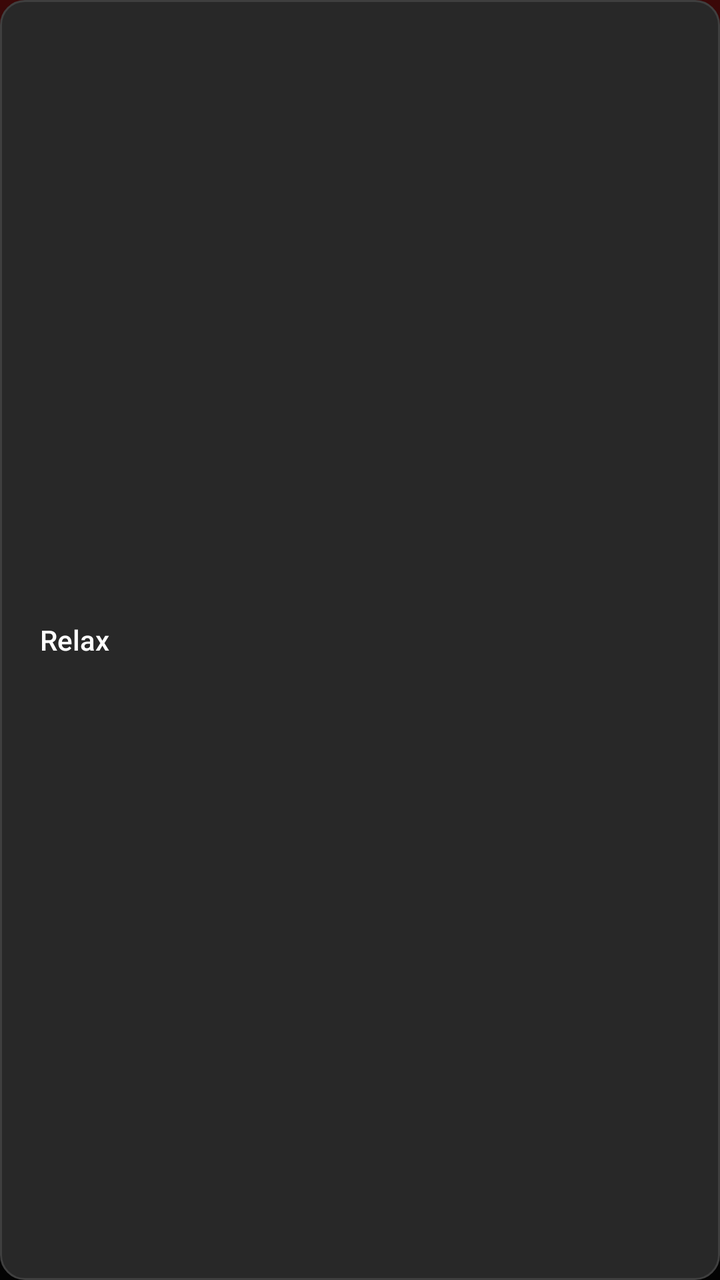
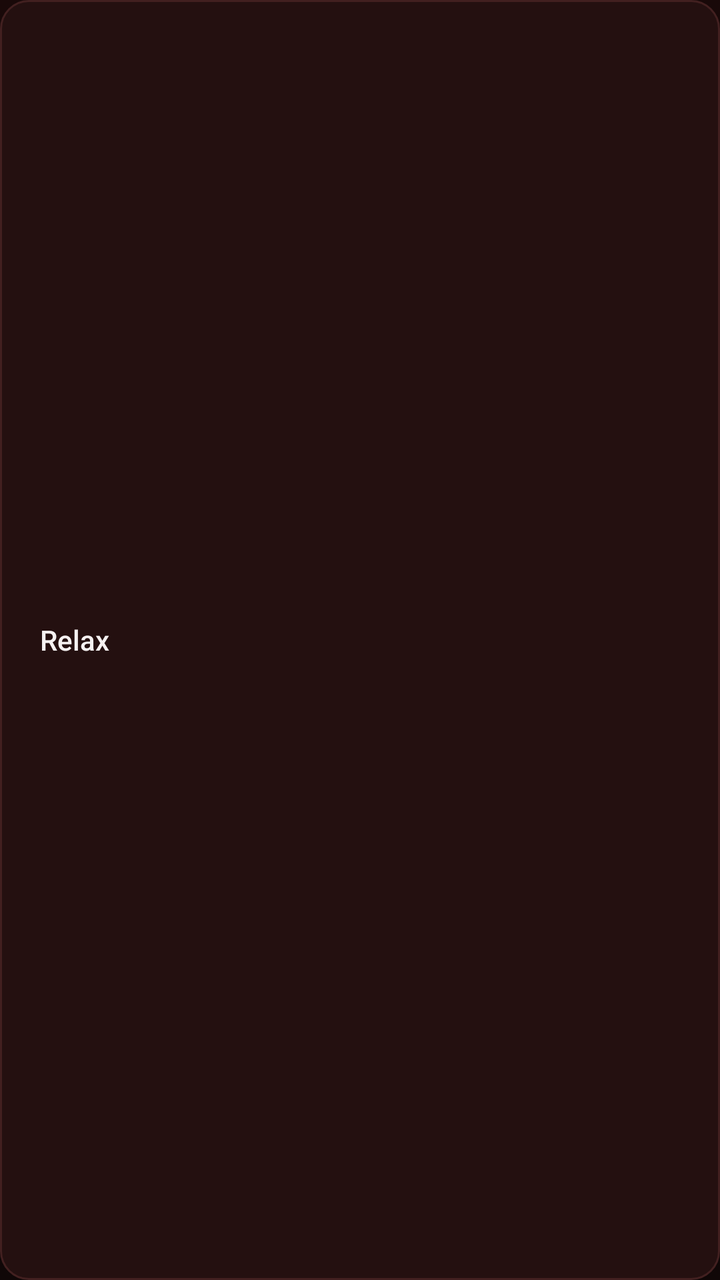

Screens rendered from an Android XML layout before and after an edit, with the pre-edit source and the edit as a unified diff.
<!-- AndroidManifest.xml: application theme Theme.BraveMusicPlayer -->
<!-- res/layout/item_mood_chip.xml -->
<?xml version="1.0" encoding="utf-8"?>
<LinearLayout xmlns:android="http://schemas.android.com/apk/res/android"
    android:layout_width="wrap_content"
    android:layout_height="36dp"
    android:layout_marginEnd="8dp"
    android:background="@drawable/bg_ytm_chip"
    android:clickable="true"
    android:focusable="true"
    android:gravity="center_vertical"
    android:orientation="horizontal"
    android:paddingStart="14dp"
    android:paddingEnd="14dp">

    <TextView
        android:id="@+id/tvMoodEmoji"
        android:layout_width="wrap_content"
        android:layout_height="wrap_content"
        android:layout_marginEnd="6dp"
        android:textSize="14sp" />

    <TextView
        android:id="@+id/tvMoodName"
        android:layout_width="wrap_content"
        android:layout_height="wrap_content"
        android:ellipsize="end"
        android:fontFamily="sans-serif-medium"
        android:maxLines="1"
        android:text="Relax"
        android:textColor="@color/ytm_text_primary"
        android:textSize="14sp" />

    <TextView
        android:id="@+id/tvMoodSubtitle"
        android:layout_width="wrap_content"
        android:layout_height="wrap_content"
        android:visibility="gone" />
</LinearLayout>
<!-- resources referenced by this layout -->
<resources>
  <color name="ytm_text_primary">#FFFFFF</color>
  <!-- drawable bg_ytm_chip (drawable) -->
  <?xml version="1.0" encoding="utf-8"?>
  <shape xmlns:android="http://schemas.android.com/apk/res/android"
      android:shape="rectangle">
      <corners android:radius="12dp" />
      <solid android:color="@color/dark_grey_elevated" />
      <stroke
          android:width="1dp"
          android:color="@color/border_grey" />
  </shape>
  <style name="Theme.BraveMusicPlayer" parent="Theme.MaterialComponents.DayNight.NoActionBar">
          <item name="colorPrimary">@color/youtube_red</item>
          <item name="colorPrimaryVariant">@color/surface_black</item>
          <item name="colorOnPrimary">@color/white_primary</item>
          <item name="colorSecondary">@color/youtube_red</item>
          <item name="colorSecondaryVariant">@color/youtube_red</item>
          <item name="colorOnSecondary">@color/white_primary</item>
          <item name="android:colorBackground">@color/deep_black</item>
          <item name="android:statusBarColor">@color/ytm_bg_top_glow</item>
          <item name="android:navigationBarColor">@color/surface_black</item>
          <item name="android:windowBackground">@drawable/bg_ytm_gradient</item>
          <item name="bottomSheetDialogTheme">@style/YtmBottomSheetDialogTheme</item>
      </style>
  <color name="dark_grey_elevated">#282828</color>
  <color name="border_grey">#3F3F3F</color>
  <color name="youtube_red">#FF0000</color>
  <color name="surface_black">#121212</color>
  <color name="white_primary">#FFFFFF</color>
  <color name="deep_black">#030303</color>
  <color name="ytm_bg_top_glow">#3B0808</color>
  <!-- drawable bg_ytm_gradient (drawable) -->
  <?xml version="1.0" encoding="utf-8"?>
  <shape xmlns:android="http://schemas.android.com/apk/res/android"
      android:shape="rectangle">
      <gradient
          android:angle="270"
          android:startColor="@color/ytm_bg_top_glow"
          android:centerColor="@color/ytm_bg_middle"
          android:endColor="@color/ytm_bg_main"
          android:type="linear" />
  </shape>
  <style name="YtmBottomSheetDialogTheme" parent="Theme.Design.Light.BottomSheetDialog">
          <item name="bottomSheetStyle">@style/YtmBottomSheetStyle</item>
          <item name="android:windowIsFloating">false</item>
          <item name="android:navigationBarColor">@color/surface_black</item>
      </style>
  <color name="ytm_bg_middle">#0D0202</color>
  <color name="ytm_bg_main">#030303</color>
  <style name="YtmBottomSheetStyle" parent="Widget.Design.BottomSheet.Modal">
          <item name="android:background">@android:color/transparent</item>
      </style>
</resources>

<!-- the commit's change to res/layout/item_mood_chip.xml (unified diff, before → after) -->
@@ -26,7 +26,7 @@
         android:fontFamily="sans-serif-medium"
         android:maxLines="1"
         android:text="Relax"
-        android:textColor="@color/ytm_text_primary"
+        android:textColor="@color/textPrimary"
         android:textSize="14sp" />
 
     <TextView
<!-- resource entries referenced after the edit -->
@@ -1,55 +1,52 @@
 <!-- resources referenced by this layout -->
 <resources>
-  <color name="ytm_text_primary">#FFFFFF</color>
+  <color name="textPrimary">#F5F1F1</color>
   <!-- drawable bg_ytm_chip (drawable) -->
   <?xml version="1.0" encoding="utf-8"?>
   <shape xmlns:android="http://schemas.android.com/apk/res/android"
       android:shape="rectangle">
-      <corners android:radius="12dp" />
-      <solid android:color="@color/dark_grey_elevated" />
+      <corners android:radius="14dp" />
+      <solid android:color="@color/surfaceElevated" />
       <stroke
           android:width="1dp"
-          android:color="@color/border_grey" />
+          android:color="@color/borderSubtle" />
   </shape>
   <style name="Theme.BraveMusicPlayer" parent="Theme.MaterialComponents.DayNight.NoActionBar">
-          <item name="colorPrimary">@color/youtube_red</item>
-          <item name="colorPrimaryVariant">@color/surface_black</item>
-          <item name="colorOnPrimary">@color/white_primary</item>
-          <item name="colorSecondary">@color/youtube_red</item>
-          <item name="colorSecondaryVariant">@color/youtube_red</item>
-          <item name="colorOnSecondary">@color/white_primary</item>
-          <item name="android:colorBackground">@color/deep_black</item>
-          <item name="android:statusBarColor">@color/ytm_bg_top_glow</item>
-          <item name="android:navigationBarColor">@color/surface_black</item>
+          <item name="colorPrimary">@color/accentPrimary</item>
+          <item name="colorPrimaryVariant">@color/surfaceCard</item>
+          <item name="colorOnPrimary">@color/textPrimary</item>
+          <item name="colorSecondary">@color/accentPrimary</item>
+          <item name="colorSecondaryVariant">@color/accentPressed</item>
+          <item name="colorOnSecondary">@color/textPrimary</item>
+          <item name="android:colorBackground">@color/background</item>
+          <item name="android:statusBarColor">@color/background</item>
+          <item name="android:navigationBarColor">@color/background</item>
           <item name="android:windowBackground">@drawable/bg_ytm_gradient</item>
-          <item name="bottomSheetDialogTheme">@style/YtmBottomSheetDialogTheme</item>
+          <item name="bottomSheetDialogTheme">@style/MelodyBottomSheetDialogTheme</item>
       </style>
-  <color name="dark_grey_elevated">#282828</color>
-  <color name="border_grey">#3F3F3F</color>
-  <color name="youtube_red">#FF0000</color>
-  <color name="surface_black">#121212</color>
-  <color name="white_primary">#FFFFFF</color>
-  <color name="deep_black">#030303</color>
-  <color name="ytm_bg_top_glow">#3B0808</color>
+  <color name="surfaceElevated">#241010</color>
+  <color name="borderSubtle">#422020</color>
+  <color name="accentPrimary">#B8203A</color>
+  <color name="surfaceCard">#1B1919</color>
+  <color name="accentPressed">#8F1830</color>
+  <color name="background">#100707</color>
   <!-- drawable bg_ytm_gradient (drawable) -->
   <?xml version="1.0" encoding="utf-8"?>
   <shape xmlns:android="http://schemas.android.com/apk/res/android"
       android:shape="rectangle">
       <gradient
           android:angle="270"
-          android:startColor="@color/ytm_bg_top_glow"
-          android:centerColor="@color/ytm_bg_middle"
-          android:endColor="@color/ytm_bg_main"
+          android:startColor="@color/backgroundSecondary"
+          android:endColor="@color/background"
           android:type="linear" />
   </shape>
-  <style name="YtmBottomSheetDialogTheme" parent="Theme.Design.Light.BottomSheetDialog">
-          <item name="bottomSheetStyle">@style/YtmBottomSheetStyle</item>
+  <style name="MelodyBottomSheetDialogTheme" parent="Theme.Design.Light.BottomSheetDialog">
+          <item name="bottomSheetStyle">@style/MelodyBottomSheetStyle</item>
           <item name="android:windowIsFloating">false</item>
-          <item name="android:navigationBarColor">@color/surface_black</item>
+          <item name="android:navigationBarColor">@color/background</item>
       </style>
-  <color name="ytm_bg_middle">#0D0202</color>
-  <color name="ytm_bg_main">#030303</color>
-  <style name="YtmBottomSheetStyle" parent="Widget.Design.BottomSheet.Modal">
+  <color name="backgroundSecondary">#190909</color>
+  <style name="MelodyBottomSheetStyle" parent="Widget.Design.BottomSheet.Modal">
           <item name="android:background">@android:color/transparent</item>
       </style>
 </resources>
